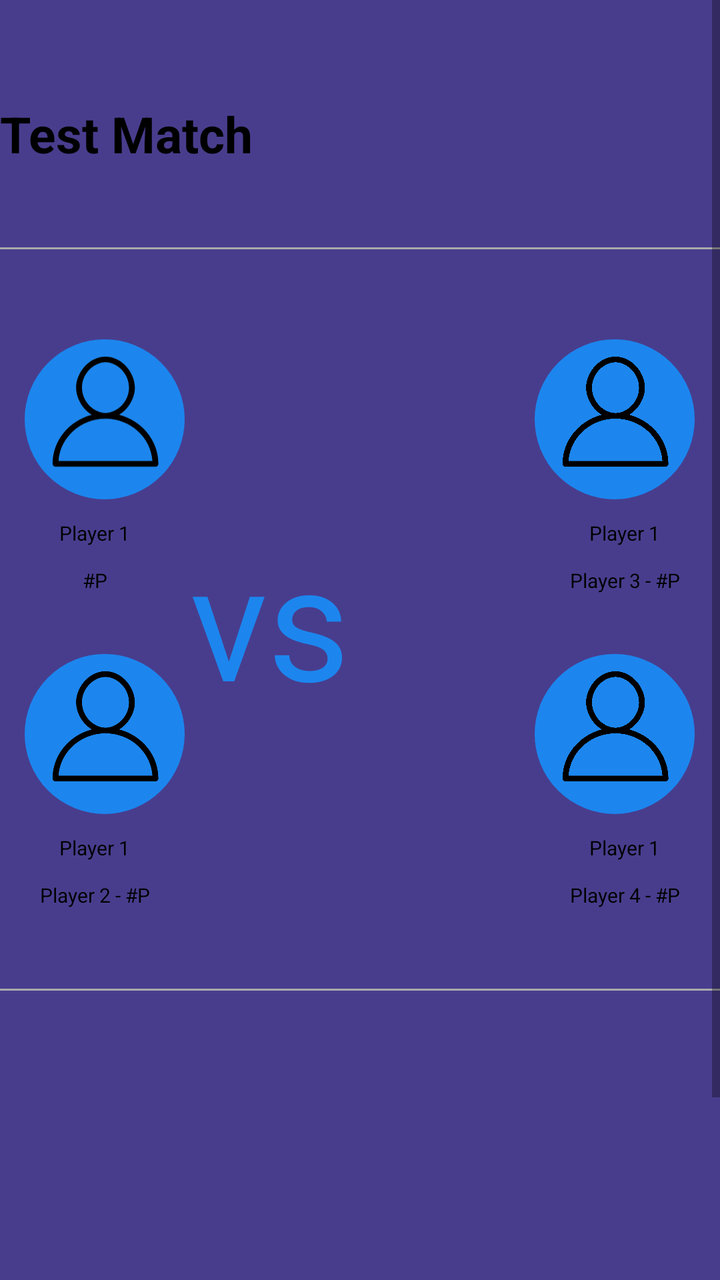
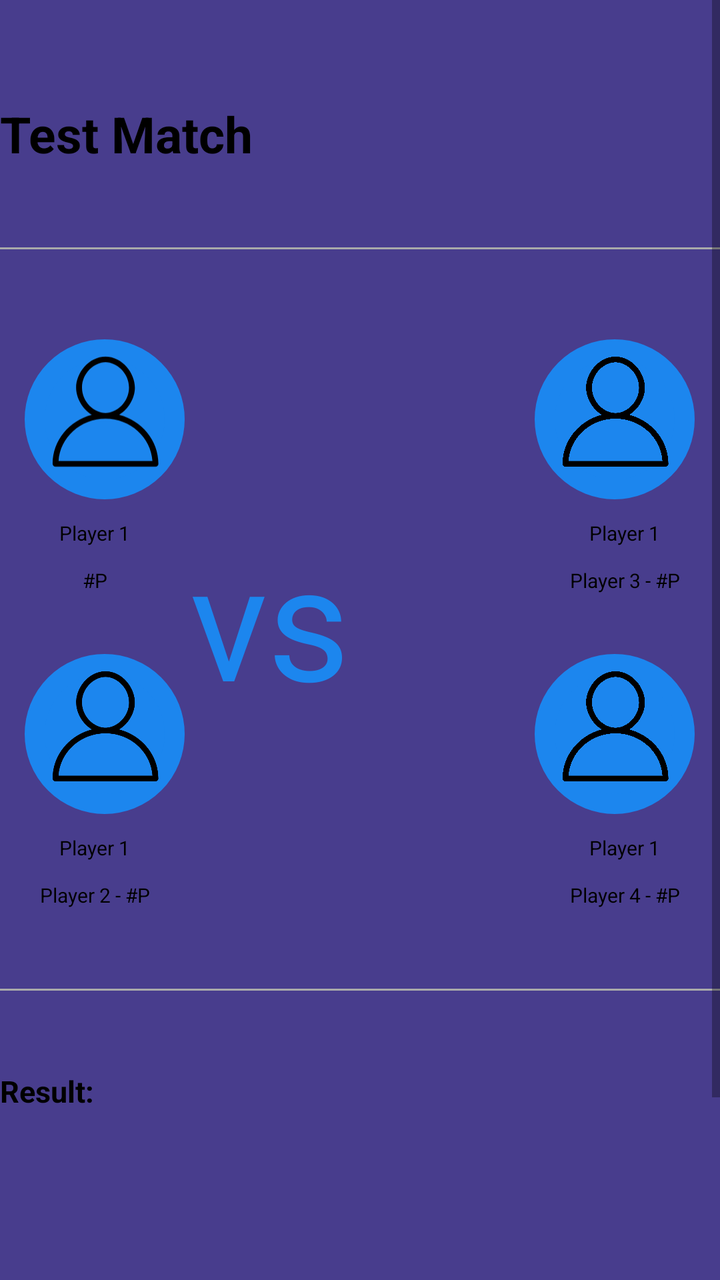

Compare the two renders of this Android layout. The source of the first and the diff that turns it into the second are given below.
<!-- AndroidManifest.xml: application theme AppTheme -->
<!-- res/layout/fragment_matchinfo.xml -->
<?xml version="1.0" encoding="utf-8"?>
<ScrollView xmlns:android="http://schemas.android.com/apk/res/android"
    xmlns:tools="http://schemas.android.com/tools"
    android:layout_width="match_parent"
    android:layout_height="match_parent"
    android:background="#483D8D"
    tools:context=".statsFragments.MatchInfoFragment">

    <LinearLayout
        android:layout_width="match_parent"
        android:layout_height="wrap_content"
        android:paddingBottom="40dp"
        android:orientation="vertical">

        <TextView
            android:id="@+id/matchInfoTitle"
            android:layout_width="match_parent"
            android:layout_height="wrap_content"
            android:layout_gravity="center"
            android:layout_marginTop="50dp"
            android:text="Test Match"
            android:textAlignment="center"
            android:textColor="#000"
            android:textSize="25sp"
            android:textStyle="bold" />

        <View
            android:layout_width="match_parent"
            android:layout_height="1dp"
            android:layout_marginTop="40dp"
            android:layout_marginBottom="40dp"
            android:background="@android:color/darker_gray" />

        <LinearLayout
            android:layout_width="match_parent"
            android:layout_height="wrap_content">

            <LinearLayout
                android:layout_width="wrap_content"
                android:layout_height="wrap_content"
                android:orientation="vertical">

                <RelativeLayout
                    android:id="@+id/team1player1icon"
                    android:layout_width="80dp"
                    android:layout_height="80dp"
                    android:layout_gravity="center"
                    android:layout_marginStart="10dp"
                    android:layout_marginTop="5dp"
                    android:layout_marginEnd="5dp"
                    android:background="@drawable/round_corners_shape">

                    <ImageView
                        android:layout_width="70dp"
                        android:layout_height="70dp"
                        android:src="@drawable/ic_default_profile_24"
                        android:translationX="5dp" />
                </RelativeLayout>

                <TextView
                    android:id="@+id/team1player1name"
                    android:layout_width="wrap_content"
                    android:layout_height="wrap_content"
                    android:layout_gravity="center"
                    android:layout_marginTop="10dp"
                    android:text="Player 1"
                    android:textColor="#000"
                    android:textSize="10sp" />

                <TextView
                    android:id="@+id/team1player1ID"
                    android:layout_width="wrap_content"
                    android:layout_height="wrap_content"
                    android:layout_gravity="center"
                    android:layout_marginTop="10dp"
                    android:text="#P"
                    android:textColor="#000"
                    android:textSize="10sp" />

                <RelativeLayout
                    android:id="@+id/team1player2icon"
                    android:layout_width="80dp"
                    android:layout_height="80dp"
                    android:layout_gravity="center"
                    android:layout_marginStart="10dp"
                    android:layout_marginTop="30dp"
                    android:layout_marginEnd="5dp"
                    android:background="@drawable/round_corners_shape"
                    android:visibility="visible">

                    <ImageView
                        android:layout_width="70dp"
                        android:layout_height="70dp"
                        android:src="@drawable/ic_default_profile_24"
                        android:translationX="5dp" />
                </RelativeLayout>

                <TextView
                    android:id="@+id/team1player2name"
                    android:layout_width="wrap_content"
                    android:layout_height="wrap_content"
                    android:layout_gravity="center"
                    android:layout_marginTop="10dp"
                    android:text="Player 1"
                    android:textColor="#000"
                    android:textSize="10sp" />

                <TextView
                    android:id="@+id/team1player2ID"
                    android:layout_width="wrap_content"
                    android:layout_height="wrap_content"
                    android:layout_gravity="center"
                    android:layout_marginTop="10dp"
                    android:text="Player 2 - #P"
                    android:textColor="#000"
                    android:textSize="10sp"
                    android:visibility="visible" />

            </LinearLayout>

            <TextView
                android:layout_width="wrap_content"
                android:layout_height="wrap_content"
                android:layout_gravity="center"
                android:layout_weight="1"
                android:text="vs"
                android:textAlignment="center"
                android:textColor="#1C86EE"
                android:textSize="80sp" />

            <LinearLayout
                android:layout_width="wrap_content"
                android:layout_height="wrap_content"
                android:orientation="vertical">

                <RelativeLayout
                    android:id="@+id/team2player1icon"
                    android:layout_width="80dp"
                    android:layout_height="80dp"
                    android:layout_gravity="center"
                    android:layout_marginStart="5dp"
                    android:layout_marginTop="5dp"
                    android:layout_marginEnd="10dp"
                    android:background="@drawable/round_corners_shape">

                    <ImageView
                        android:layout_width="70dp"
                        android:layout_height="70dp"
                        android:src="@drawable/ic_default_profile_24"
                        android:translationX="5dp" />
                </RelativeLayout>

                <TextView
                    android:id="@+id/team2player1name"
                    android:layout_width="wrap_content"
                    android:layout_height="wrap_content"
                    android:layout_gravity="center"
                    android:layout_marginTop="10dp"
                    android:text="Player 1"
                    android:textColor="#000"
                    android:textSize="10sp" />

                <TextView
                    android:id="@+id/team2player1ID"
                    android:layout_width="wrap_content"
                    android:layout_height="wrap_content"
                    android:layout_gravity="center"
                    android:layout_marginTop="10dp"
                    android:text="Player 3 - #P"
                    android:textColor="#000"
                    android:textSize="10sp" />

                <RelativeLayout
                    android:id="@+id/team2player2icon"
                    android:layout_width="80dp"
                    android:layout_height="80dp"
                    android:layout_gravity="center"
                    android:layout_marginStart="5dp"
                    android:layout_marginTop="30dp"
                    android:layout_marginEnd="10dp"
                    android:background="@drawable/round_corners_shape"
                    android:visibility="visible">

                    <ImageView
                        android:layout_width="70dp"
                        android:layout_height="70dp"
                        android:src="@drawable/ic_default_profile_24"
                        android:translationX="5dp" />
                </RelativeLayout>

                <TextView
                    android:id="@+id/team2player2name"
                    android:layout_width="wrap_content"
                    android:layout_height="wrap_content"
                    android:layout_gravity="center"
                    android:layout_marginTop="10dp"
                    android:text="Player 1"
                    android:textColor="#000"
                    android:textSize="10sp" />

                <TextView
                    android:id="@+id/team2player2ID"
                    android:layout_width="wrap_content"
                    android:layout_height="wrap_content"
                    android:layout_gravity="center"
                    android:layout_marginTop="10dp"
                    android:text="Player 4 - #P"
                    android:textColor="#000"
                    android:textSize="10sp"
                    android:visibility="visible" />

            </LinearLayout>

        </LinearLayout>

        <View
            android:layout_width="match_parent"
            android:layout_height="1dp"
            android:layout_marginTop="40dp"
            android:layout_marginBottom="40dp"
            android:background="@android:color/darker_gray" />

        <TextView
            android:layout_width="match_parent"
            android:layout_height="wrap_content"
            android:textAlignment="center"
            android:textColor="#000"
            android:textSize="15sp"
            android:textStyle="bold" />

        <TextView
            android:id="@+id/first_set"
            android:layout_width="match_parent"
            android:layout_height="wrap_content"
            android:layout_marginTop="30dp"
            android:textAlignment="center"
            android:textColor="#000"
            android:textSize="15sp" />

        <TextView
            android:id="@+id/second_set"
            android:layout_width="match_parent"
            android:layout_height="wrap_content"
            android:layout_marginTop="30dp"
            android:textAlignment="center"
            android:textColor="#000"
            android:textSize="15sp" />

        <TextView
            android:id="@+id/third_set"
            android:layout_width="match_parent"
            android:layout_height="wrap_content"
            android:layout_marginTop="30dp"
            android:textAlignment="center"
            android:textColor="#000"
            android:textSize="15sp"
            android:visibility="visible" />
    </LinearLayout>
</ScrollView>
<!-- resources referenced by this layout -->
<resources>
  <!-- drawable ic_default_profile_24 (drawable) -->
  <vector android:height="24dp" android:tint="#000000"
      android:viewportHeight="20" android:viewportWidth="20"
      android:width="25dp" xmlns:android="http://schemas.android.com/apk/res/android">
  
      <path android:fillColor="@android:color/white" android:pathData="M12.075,10.812c1.358-0.853,2.242-2.507,2.242-4.037c0-2.181-1.795-4.618-4.198-4.618S5.921,4.594,5.921,6.775c0,1.53,0.884,3.185,2.242,4.037c-3.222,0.865-5.6,3.807-5.6,7.298c0,0.23,0.189,0.42,0.42,0.42h14.273c0.23,0,0.42-0.189,0.42-0.42C17.676,14.619,15.297,11.677,12.075,10.812 M6.761,6.775c0-2.162,1.773-3.778,3.358-3.778s3.359,1.616,3.359,3.778c0,2.162-1.774,3.778-3.359,3.778S6.761,8.937,6.761,6.775 M3.415,17.69c0.218-3.51,3.142-6.297,6.704-6.297c3.562,0,6.486,2.787,6.705,6.297H3.415z"/>
  </vector>
  <!-- drawable round_corners_shape (drawable) -->
  <?xml version="1.0" encoding="utf-8"?>
  <shape xmlns:android="http://schemas.android.com/apk/res/android">
      <corners android:radius="300dp" />
      <solid android:color="#1C86EE"/>
      <stroke android:color="#1C86EE" android:width="10dp"/>
  </shape>
  <style name="AppTheme" parent="Theme.AppCompat.Light.NoActionBar">
          
          <item name="colorPrimary">@color/colorPrimary</item>
          <item name="colorPrimaryDark">@color/colorPrimaryDark</item>
          <item name="colorAccent">@color/colorAccent</item>
      </style>
  <color name="colorPrimary">#6200EE</color>
  <color name="colorPrimaryDark">#00BFFF</color>
  <color name="colorAccent">#03DAC5</color>
</resources>

<!-- the commit's change to res/layout/fragment_matchinfo.xml (unified diff, before → after) -->
@@ -224,6 +224,7 @@
             android:layout_width="match_parent"
             android:layout_height="wrap_content"
             android:textAlignment="center"
+            android:text="Result:"
             android:textColor="#000"
             android:textSize="15sp"
             android:textStyle="bold" />
